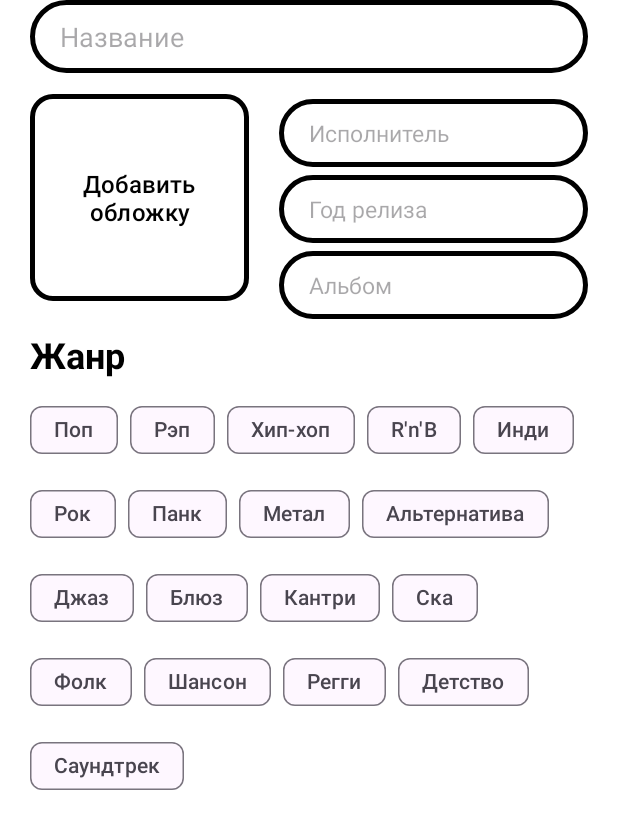
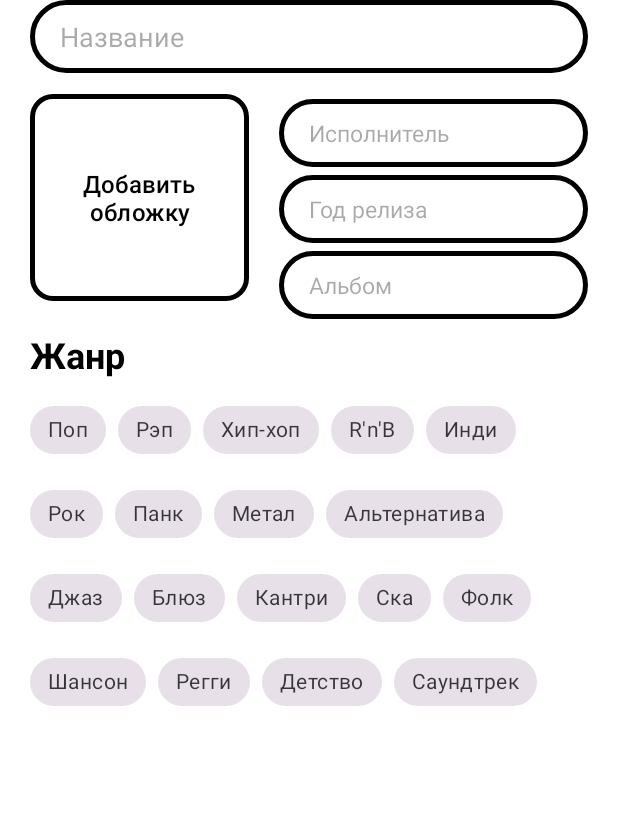
Before and after one commit to Mopchik/Oktava, an Android app: the fragment AboutNotesFragment placed in its activity, on a phone screen of 412 x 824 dp. Shown: the top 829 px of the screen. Run offline under Robolectric (Android 15) with nearby library versions, the phone set to English and light mode, and no system bars; our stand-ins replace Room's generated code; libraries missing offline, so code that uses them is left out: com.kizitonwose.calendar; 4 statements that could not run were skipped.

Commit message:
fix bugs

```diff
--- a/Oktava/app/src/main/AndroidManifest.xml
+++ b/Oktava/app/src/main/AndroidManifest.xml
@@ -5,14 +5,16 @@
 
     <uses-permission android:name="android.permission.RECORD_AUDIO"/>
     <uses-permission android:name="android.permission.READ_EXTERNAL_STORAGE"/>
+    <uses-permission android:name="android.permission.INTERNET"/>
+    <uses-permission android:name="android.permission.ACCESS_NETWORK_STATE"/>
 
     <application
         android:allowBackup="true"
         android:dataExtractionRules="@xml/data_extraction_rules"
         android:fullBackupContent="@xml/backup_rules"
-        android:icon="@drawable/ava"
+        android:icon="@drawable/ic_ava"
         android:label="@string/app_name"
-        android:roundIcon="@drawable/ava_rounded"
+        android:roundIcon="@drawable/ic_ava_rounded"
         android:supportsRtl="true"
         android:theme="@style/Theme.Oktava"
         android:name=".application.App"
--- a/Oktava/app/src/main/java/com/uxapp/oktava/application/App.kt
+++ b/Oktava/app/src/main/java/com/uxapp/oktava/application/App.kt
@@ -4,10 +4,13 @@ import android.app.Application
 import android.content.Context
 import android.content.SharedPreferences
 import android.util.Log
+import com.google.android.gms.analytics.GoogleAnalytics
+import com.google.android.gms.analytics.Tracker
 import com.uxapp.oktava.viewmodels.ViewModelFactory
 import kotlinx.coroutines.CoroutineScope
 import kotlinx.coroutines.Dispatchers
 import javax.inject.Inject
+
 
 class App : Application() {
     @Inject
@@ -16,6 +19,22 @@ class App : Application() {
     lateinit var prefs: SharedPreferences
     val applicationDefaultScope = CoroutineScope(Dispatchers.Default)
     lateinit var applicationComponent: ApplicationComponent
+
+    private var mTracker: Tracker? = null
+
+    /**
+     * Gets the default [Tracker] for this [Application].
+     * @return tracker
+     */
+    @Synchronized
+    fun getDefaultTracker(): Tracker? {
+        if (mTracker == null) {
+            val analytics: GoogleAnalytics = GoogleAnalytics.getInstance(this)
+            // To enable debug logging use: adb shell setprop log.tag.GAv4 DEBUG
+            mTracker = analytics.newTracker("358147352")
+        }
+        return mTracker
+    }
 
     override fun onCreate() {
         super.onCreate()
--- a/Oktava/app/src/main/java/com/uxapp/oktava/ui/main/notes/AboutNotesFragment.kt
+++ b/Oktava/app/src/main/java/com/uxapp/oktava/ui/main/notes/AboutNotesFragment.kt
@@ -24,6 +24,7 @@ import com.uxapp.oktava.ui.main.MainActivity
 import com.uxapp.oktava.ui.main.models.SongAboutModel
 import com.uxapp.oktava.utils.Genre
 import com.uxapp.oktava.utils.StringConverter
+import com.uxapp.oktava.utils.setTextIfNotEquals
 
 
 class AboutNotesFragment : Fragment() {
@@ -89,10 +90,10 @@ class AboutNotesFragment : Fragment() {
     private fun setUpDataFields() {
         viewLifecycleOwner.lifecycleScope.launchWhenStarted {
             songsViewModel.songsCreationProcess.getSongAboutFlow().collect { songAboutModel ->
-                nameEditText.setText(songAboutModel.name)
-                authorEditText.setText(songAboutModel.author)
-                albumEditText.setText(songAboutModel.album)
-                yearEditText.setText(songAboutModel.year)
+                nameEditText.setTextIfNotEquals(songAboutModel.name)
+                authorEditText.setTextIfNotEquals(songAboutModel.author)
+                albumEditText.setTextIfNotEquals(songAboutModel.album)
+                yearEditText.setTextIfNotEquals(songAboutModel.year)
                 setupImageView(songAboutModel)
                 setUpGenresChipGroup(songAboutModel)
             }
--- a/Oktava/app/src/main/java/com/uxapp/oktava/ui/main/notes/WordsNotesFragment.kt
+++ b/Oktava/app/src/main/java/com/uxapp/oktava/ui/main/notes/WordsNotesFragment.kt
@@ -10,6 +10,7 @@ import androidx.fragment.app.Fragment
 import androidx.lifecycle.lifecycleScope
 import com.uxapp.oktava.R
 import com.uxapp.oktava.ui.main.MainActivity
+import com.uxapp.oktava.utils.setTextIfNotEquals
 
 class WordsNotesFragment : Fragment() {
 
@@ -33,7 +34,7 @@ class WordsNotesFragment : Fragment() {
     private fun setupEditText() {
         viewLifecycleOwner.lifecycleScope.launchWhenStarted {
             songsViewModel.songsCreationProcess.getSongWordsFlow().collect {
-                wordsEditText.setText(it)
+                wordsEditText.setTextIfNotEquals(it)
             }
         }
         wordsEditText.addTextChangedListener {
--- a/Oktava/app/src/main/java/com/uxapp/oktava/utils/Extensions.kt
+++ b/Oktava/app/src/main/java/com/uxapp/oktava/utils/Extensions.kt
@@ -4,6 +4,7 @@ import android.content.res.Resources
 import android.graphics.Color
 import android.util.TypedValue
 import android.view.View
+import android.widget.EditText
 import android.widget.ImageView
 import android.widget.TextView
 import androidx.annotation.ColorRes
@@ -183,3 +184,9 @@ fun emptyCalendar(): Calendar {
         set(Calendar.SECOND, 0)
     }
 }
+
+fun EditText.setTextIfNotEquals(other: String?) {
+    if(!text.contentEquals(other)) {
+        setText(other)
+    }
+}
--- a/Oktava/app/src/main/java/com/uxapp/oktava/viewmodels/songs/SongsCreationProcess.kt
+++ b/Oktava/app/src/main/java/com/uxapp/oktava/viewmodels/songs/SongsCreationProcess.kt
@@ -19,6 +19,7 @@ class SongsCreationProcess(
 
     fun start() {
         createdSong = Song.empty()
+        notifySongChanged()
     }
 
     fun setSong(song: Song) {
--- a/Oktava/app/src/main/res/layout/fragment_about_song.xml
+++ b/Oktava/app/src/main/res/layout/fragment_about_song.xml
@@ -104,109 +104,109 @@
 
         <com.google.android.material.chip.Chip
             android:id="@+id/chip_1"
-            style="@style/Widget.Material3.Chip.Filter"
+            style="@style/Widget.MaterialComponents.Chip.Filter"
             android:layout_width="wrap_content"
             android:layout_height="wrap_content"
             android:text="Поп" />
 
         <com.google.android.material.chip.Chip
-            style="@style/Widget.Material3.Chip.Filter"
+            style="@style/Widget.MaterialComponents.Chip.Filter"
             android:layout_width="wrap_content"
             android:layout_height="wrap_content"
             android:text="Рэп" />
 
         <com.google.android.material.chip.Chip
-            style="@style/Widget.Material3.Chip.Filter"
+            style="@style/Widget.MaterialComponents.Chip.Filter"
             android:layout_width="wrap_content"
             android:layout_height="wrap_content"
             android:text="Хип-хоп" />
 
         <com.google.android.material.chip.Chip
-            style="@style/Widget.Material3.Chip.Filter"
+            style="@style/Widget.MaterialComponents.Chip.Filter"
             android:layout_width="wrap_content"
             android:layout_height="wrap_content"
             android:text="R'n'B" />
 
         <com.google.android.material.chip.Chip
-            style="@style/Widget.Material3.Chip.Filter"
+            style="@style/Widget.MaterialComponents.Chip.Filter"
             android:layout_width="wrap_content"
             android:layout_height="wrap_content"
             android:text="Инди" />
 
         <com.google.android.material.chip.Chip
-            style="@style/Widget.Material3.Chip.Filter"
+            style="@style/Widget.MaterialComponents.Chip.Filter"
             android:layout_width="wrap_content"
             android:layout_height="wrap_content"
             android:text="Рок" />
 
         <com.google.android.material.chip.Chip
-            style="@style/Widget.Material3.Chip.Filter"
+            style="@style/Widget.MaterialComponents.Chip.Filter"
             android:layout_width="wrap_content"
             android:layout_height="wrap_content"
             android:text="Панк" />
 
         <com.google.android.material.chip.Chip
-            style="@style/Widget.Material3.Chip.Filter"
+            style="@style/Widget.MaterialComponents.Chip.Filter"
             android:layout_width="wrap_content"
             android:layout_height="wrap_content"
             android:text="Метал" />
 
         <com.google.android.material.chip.Chip
-            style="@style/Widget.Material3.Chip.Filter"
+            style="@style/Widget.MaterialComponents.Chip.Filter"
             android:layout_width="wrap_content"
             android:layout_height="wrap_content"
             android:text="Альтернатива" />
 
         <com.google.android.material.chip.Chip
-            style="@style/Widget.Material3.Chip.Filter"
+            style="@style/Widget.MaterialComponents.Chip.Filter"
             android:layout_width="wrap_content"
             android:layout_height="wrap_content"
             android:text="Джаз" />
 
         <com.google.android.material.chip.Chip
-            style="@style/Widget.Material3.Chip.Filter"
+            style="@style/Widget.MaterialComponents.Chip.Filter"
             android:layout_width="wrap_content"
             android:layout_height="wrap_content"
             android:text="Блюз" />
 
         <com.google.android.material.chip.Chip
-            style="@style/Widget.Material3.Chip.Filter"
+            style="@style/Widget.MaterialComponents.Chip.Filter"
             android:layout_width="wrap_content"
             android:layout_height="wrap_content"
             android:text="Кантри" />
 
         <com.google.android.material.chip.Chip
-            style="@style/Widget.Material3.Chip.Filter"
+            style="@style/Widget.MaterialComponents.Chip.Filter"
             android:layout_width="wrap_content"
             android:layout_height="wrap_content"
             android:text="Ска" />
 
         <com.google.android.material.chip.Chip
-            style="@style/Widget.Material3.Chip.Filter"
+            style="@style/Widget.MaterialComponents.Chip.Filter"
             android:layout_width="wrap_content"
             android:layout_height="wrap_content"
             android:text="Фолк" />
 
         <com.google.android.material.chip.Chip
-            style="@style/Widget.Material3.Chip.Filter"
+            style="@style/Widget.MaterialComponents.Chip.Filter"
             android:layout_width="wrap_content"
             android:layout_height="wrap_content"
             android:text="Шансон" />
 
         <com.google.android.material.chip.Chip
-            style="@style/Widget.Material3.Chip.Filter"
+            style="@style/Widget.MaterialComponents.Chip.Filter"
             android:layout_width="wrap_content"
             android:layout_height="wrap_content"
             android:text="Регги" />
 
         <com.google.android.material.chip.Chip
-            style="@style/Widget.Material3.Chip.Filter"
+            style="@style/Widget.MaterialComponents.Chip.Filter"
             android:layout_width="wrap_content"
             android:layout_height="wrap_content"
             android:text="Детство" />
 
         <com.google.android.material.chip.Chip
-            style="@style/Widget.Material3.Chip.Filter"
+            style="@style/Widget.MaterialComponents.Chip.Filter"
             android:layout_width="wrap_content"
             android:layout_height="wrap_content"
             android:text="Саундтрек" />
```
Also changed, not shown: Oktava/app/build.gradle (+7 -2 lines), Oktava/app/src/main/assets/containers/GTM-TZLWGQJ.json (added, +18 -0 lines), Oktava/app/src/main/java/com/uxapp/oktava/ui/main/MainActivity.kt (+5 -2 lines), Oktava/app/src/main/res/drawable/ic_ava.xml (added, +79 -0 lines), Oktava/app/src/main/res/drawable/ic_ava_rounded.xml (added, +76 -0 lines), Oktava/build.gradle (+9 -0 lines), Oktava/app/src/main/res/drawable/ava.png (deleted), Oktava/app/src/main/res/drawable/ava_rounded.png (deleted), 1 other file.
